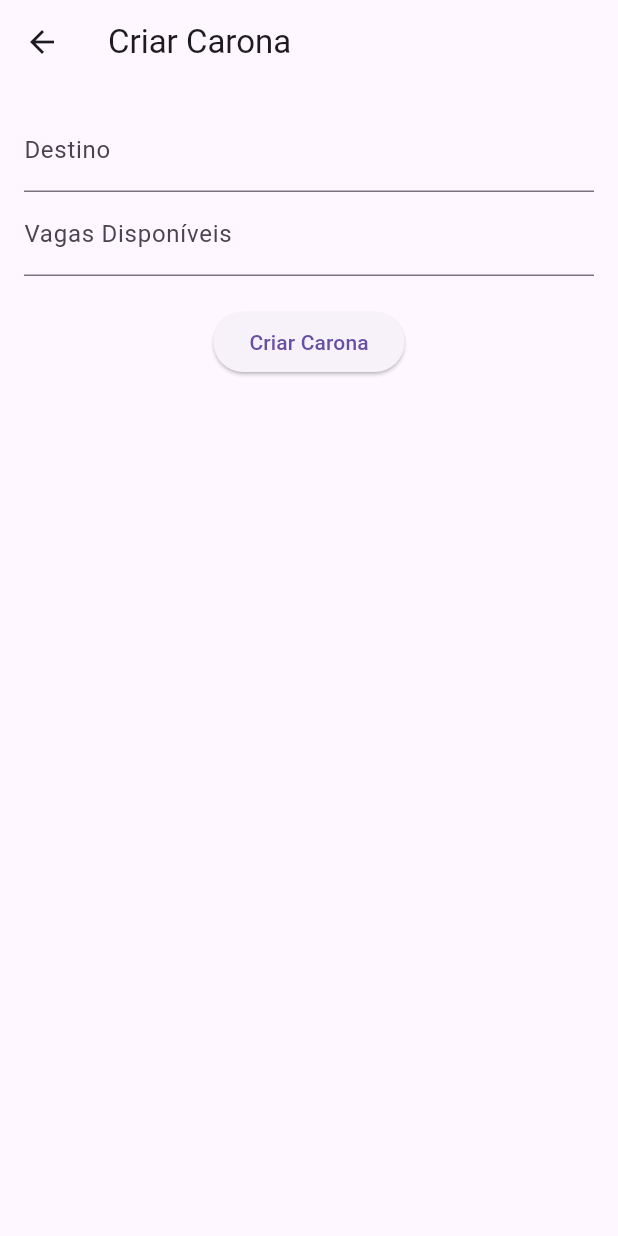
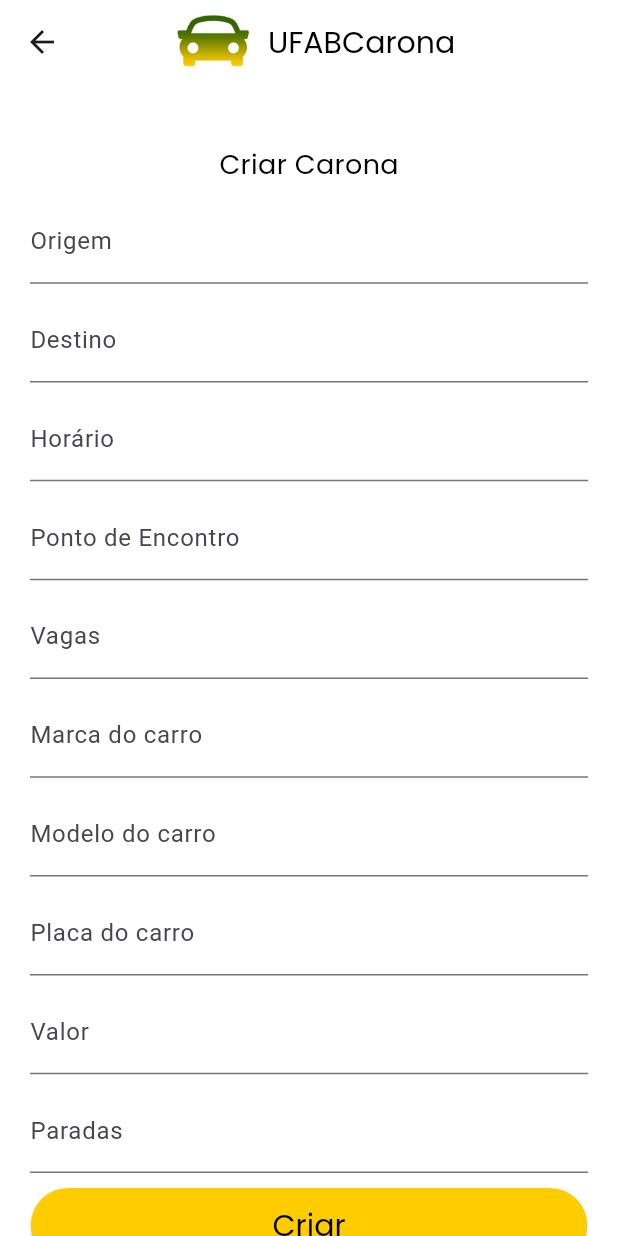
Before and after one commit to GusMarsili/UFABCarona, a Flutter app: the HomeScreen screen opened directly with empty values, after a tap on "Criar Carona", on a phone screen of 412 x 824 dp. Run offline on Flutter 3.47's test engine with Material 3 defaults, Android fonts, the phone set to English and light mode, and no system bars; our stand-ins replace cloud_firestore, firebase_auth, firebase_core, google_sign_in; accounts and stored records are empty; network calls fail.

Commit message:
Adição de novas telas e Integração com banco de dados

```diff
--- /dev/null
+++ b/ufabcarona/lib/screens/ElementsImports.dart
@@ -0,0 +1,53 @@
+import 'package:flutter/material.dart';
+
+class AppBarScreen {
+  AppBar build() {
+    return AppBar(
+      centerTitle: true,
+      title: Row(
+        mainAxisSize: MainAxisSize.min,
+        children: [
+          Image.asset('lib/assets/imgs/logoUFABCarona.png', height: 60),
+          SizedBox(width: 1),
+          Text(
+            "UFABCarona",
+            style: TextStyle(
+              fontFamily: "Poppins",
+              fontSize: 20,
+              color: Colors.black,
+            ),
+          ),
+        ],
+      ),
+      backgroundColor: Colors.white,
+    );
+  }
+}
+
+class TextFieldElement {
+  final String labelText;
+
+  TextFieldElement({required this.labelText});
+
+  Widget build(BuildContext context) {
+    return SizedBox(
+      width: MediaQuery.of(context).size.width * 0.9,
+      child: TextField(
+        decoration: InputDecoration(
+          labelText: labelText,
+          labelStyle: TextStyle(color: Colors.grey), // Cor da label
+          filled: true,
+          fillColor: Colors.grey[200], // Cor de fundo do TextField
+          border: OutlineInputBorder(
+            borderRadius: BorderRadius.circular(30), // Arredondamento da borda
+            borderSide: BorderSide.none, // Remove a borda
+          ),
+          contentPadding: EdgeInsets.symmetric(
+            horizontal: 20,
+            vertical: 16,
+          ), // Espaçamento interno
+        ),
+      ),
+    );
+  }
+}
--- /dev/null
+++ b/ufabcarona/lib/screens/carona_forms.dart
@@ -0,0 +1,228 @@
+import 'package:flutter/material.dart';
+import 'package:cloud_firestore/cloud_firestore.dart';
+import 'package:firebase_auth/firebase_auth.dart';
+import 'ElementsImports.dart';
+
+class CaronaForms extends StatelessWidget {
+  final User user;
+  const CaronaForms({Key? key, required this.user}) : super(key: key);
+
+  @override
+  Widget build(BuildContext context) {
+    return CaronaPage(user: user);
+  }
+}
+
+class CaronaPage extends StatefulWidget {
+  final User user;
+  const CaronaPage({super.key, required this.user});
+
+  @override
+  State<StatefulWidget> createState() {
+    return CaronaPageState();
+  }
+}
+
+class CaronaPageState extends State<CaronaPage> {
+  final _formKey = GlobalKey<FormState>();
+
+  // Controllers para os campos do formulário
+  final TextEditingController _origemController = TextEditingController();
+  final TextEditingController _destinoController = TextEditingController();
+  final TextEditingController _horarioController = TextEditingController();
+  final TextEditingController _pontoEncontroController = TextEditingController();
+  final TextEditingController _vagasController = TextEditingController();
+  final TextEditingController _marcaController = TextEditingController();
+  final TextEditingController _modeloController = TextEditingController();
+  final TextEditingController _placaController = TextEditingController();
+  final TextEditingController _valorController = TextEditingController();
+  final TextEditingController _paradasController = TextEditingController();
+
+  @override
+  void dispose() {
+    _origemController.dispose();
+    _destinoController.dispose();
+    _horarioController.dispose();
+    _pontoEncontroController.dispose();
+    _vagasController.dispose();
+    _marcaController.dispose();
+    _modeloController.dispose();
+    _placaController.dispose();
+    _valorController.dispose();
+    _paradasController.dispose();
+    super.dispose();
+  }
+
+  Future<void> _createCarona() async {
+    if (_formKey.currentState!.validate()) {
+      await FirebaseFirestore.instance.collection('rides').add({
+        'creatorId': widget.user.uid,
+        'origem': _origemController.text,
+        'destino': _destinoController.text,
+        'horario': _horarioController.text,
+        'pontoEncontro': _pontoEncontroController.text,
+        'vagas': int.tryParse(_vagasController.text) ?? 0,
+        'marca': _marcaController.text,
+        'modelo': _modeloController.text,
+        'placa': _placaController.text,
+        'valor': _valorController.text,
+        'paradas': _paradasController.text,
+        'timestamp': FieldValue.serverTimestamp(),
+      });
+
+      // Exibe a mensagem de sucesso
+      ScaffoldMessenger.of(context).showSnackBar(
+        const SnackBar(content: Text("Carona criada com sucesso!")),
+      );
+
+      // Limpa os campos do formulário
+      _origemController.clear();
+      _destinoController.clear();
+      _horarioController.clear();
+      _pontoEncontroController.clear();
+      _vagasController.clear();
+      _marcaController.clear();
+      _modeloController.clear();
+      _placaController.clear();
+      _valorController.clear();
+      _paradasController.clear();
+    }
+  }
+
+  @override
+  Widget build(BuildContext context) {
+    double height = MediaQuery.of(context).size.height;
+    double spacing = height * 0.012;
+    return Scaffold(
+      backgroundColor: Colors.white,
+      appBar: AppBarScreen().build(),
+      body: SingleChildScrollView(
+        child: Padding(
+          padding: const EdgeInsets.symmetric(horizontal: 20),
+          child: Form(
+            key: _formKey,
+            child: Column(
+              children: [
+                SizedBox(height: height * 0.05),
+                const Text(
+                  "Criar Carona",
+                  style: TextStyle(
+                    fontFamily: "Poppins",
+                    fontSize: 18,
+                    color: Colors.black,
+                  ),
+                ),
+                SizedBox(height: spacing),
+                TextFormField(
+                  controller: _origemController,
+                  decoration: const InputDecoration(labelText: 'Origem'),
+                  validator: (value) =>
+                      value == null || value.isEmpty ? "Informe a origem" : null,
+                ),
+                SizedBox(height: spacing),
+                TextFormField(
+                  controller: _destinoController,
+                  decoration: const InputDecoration(labelText: 'Destino'),
+                  validator: (value) =>
+                      value == null || value.isEmpty ? "Informe o destino" : null,
+                ),
+                SizedBox(height: spacing),
+                TextFormField(
+                  controller: _horarioController,
+                  decoration: const InputDecoration(labelText: 'Horário'),
+                  validator: (value) =>
+                      value == null || value.isEmpty ? "Informe o horário" : null,
+                ),
+                SizedBox(height: spacing),
+                TextFormField(
+                  controller: _pontoEncontroController,
+                  decoration:
+                      const InputDecoration(labelText: 'Ponto de Encontro'),
+                  validator: (value) => value == null || value.isEmpty
+                      ? "Informe o ponto de encontro"
+                      : null,
+                ),
+                SizedBox(height: spacing),
+                TextFormField(
+                  controller: _vagasController,
+                  decoration: const InputDecoration(labelText: 'Vagas'),
+                  keyboardType: TextInputType.number,
+                  validator: (value) {
+                    if (value == null || value.isEmpty) {
+                      return "Informe o número de vagas";
+                    }
+                    if (int.tryParse(value) == null) {
+                      return "Informe um número válido";
+                    }
+                    return null;
+                  },
+                ),
+                SizedBox(height: spacing),
+                TextFormField(
+                  controller: _marcaController,
+                  decoration: const InputDecoration(labelText: 'Marca do carro'),
+                  validator: (value) => value == null || value.isEmpty
+                      ? "Informe a marca do carro"
+                      : null,
+                ),
+                SizedBox(height: spacing),
+                TextFormField(
+                  controller: _modeloController,
+                  decoration:
+                      const InputDecoration(labelText: 'Modelo do carro'),
+                  validator: (value) => value == null || value.isEmpty
+                      ? "Informe o modelo do carro"
+                      : null,
+                ),
+                SizedBox(height: spacing),
+                TextFormField(
+                  controller: _placaController,
+                  decoration:
+                      const InputDecoration(labelText: 'Placa do carro'),
+                  validator: (value) => value == null || value.isEmpty
+                      ? "Informe a placa do carro"
+                      : null,
+                ),
+                SizedBox(height: spacing),
+                TextFormField(
+                  controller: _valorController,
+                  decoration: const InputDecoration(labelText: 'Valor'),
+                  validator: (value) =>
+                      value == null || value.isEmpty ? "Informe o valor" : null,
+                ),
+                SizedBox(height: spacing),
+                TextFormField(
+                  controller: _paradasController,
+                  decoration: const InputDecoration(labelText: 'Paradas'),
+                  validator: (value) => value == null || value.isEmpty
+                      ? "Informe as paradas"
+                      : null,
+                ),
+                SizedBox(height: spacing),
+                SizedBox(
+                  width: MediaQuery.of(context).size.width * 0.9,
+                  height: MediaQuery.of(context).size.height * 0.06,
+                  child: ElevatedButton(
+                    onPressed: _createCarona,
+                    style: ElevatedButton.styleFrom(
+                      foregroundColor: Colors.black,
+                      backgroundColor: const Color(0xFFFFCC00),
+                      padding: const EdgeInsets.symmetric(
+                          horizontal: 20, vertical: 10),
+                      textStyle: const TextStyle(fontSize: 20),
+                    ),
+                    child: const Text(
+                      "Criar",
+                      style: TextStyle(fontFamily: "Poppins", fontSize: 20),
+                    ),
+                  ),
+                ),
+                SizedBox(height: spacing),
+              ],
+            ),
+          ),
+        ),
+      ),
+    );
+  }
+}
--- a/ufabcarona/lib/screens/home_screen.dart
+++ b/ufabcarona/lib/screens/home_screen.dart
@@ -1,8 +1,10 @@
 import 'package:flutter/material.dart';
 import 'package:firebase_auth/firebase_auth.dart';
 import 'package:google_sign_in/google_sign_in.dart';
-import 'create_ride_screen.dart';
 import 'list_rides_screen.dart';
+import 'carona_forms.dart';
+// import 'criarCarona_Uber.dart';
+import 'uber_forms.dart';
 
 class HomeScreen extends StatelessWidget {
   final User user;
@@ -37,11 +39,22 @@ class HomeScreen extends StatelessWidget {
                 Navigator.push(
                   context,
                   MaterialPageRoute(
-                    builder: (context) => CreateRideScreen(user: user),
+                    builder: (context) => CaronaForms(user: user),
                   ),
                 );
               },
               child: Text("Criar Carona"),
+            ),
+            ElevatedButton(
+              onPressed: () {
+                Navigator.push(
+                  context,
+                  MaterialPageRoute(
+                    builder: (context) => UberForms(user: user),
+                  ),
+                );
+              },
+              child: Text("Criar Grupo Uber"),
             ),
             const SizedBox(height: 10),
             ElevatedButton(
```
Also changed, not shown: ufabcarona/lib/screens/criarCarona_Uber.dart (added, +99 -0 lines), ufabcarona/lib/screens/list_rides_screen.dart (+91 -12 lines), ufabcarona/lib/screens/uber_forms.dart (added, +147 -0 lines), ufabcarona/pubspec.yaml (+9 -0 lines), ufabcarona/lib/assets/fonts/Poppins-ExtraLight.ttf (added), ufabcarona/lib/assets/fonts/Poppins-Regular.ttf (added), ufabcarona/lib/assets/imgs/logoUFABCarona.png (added).
